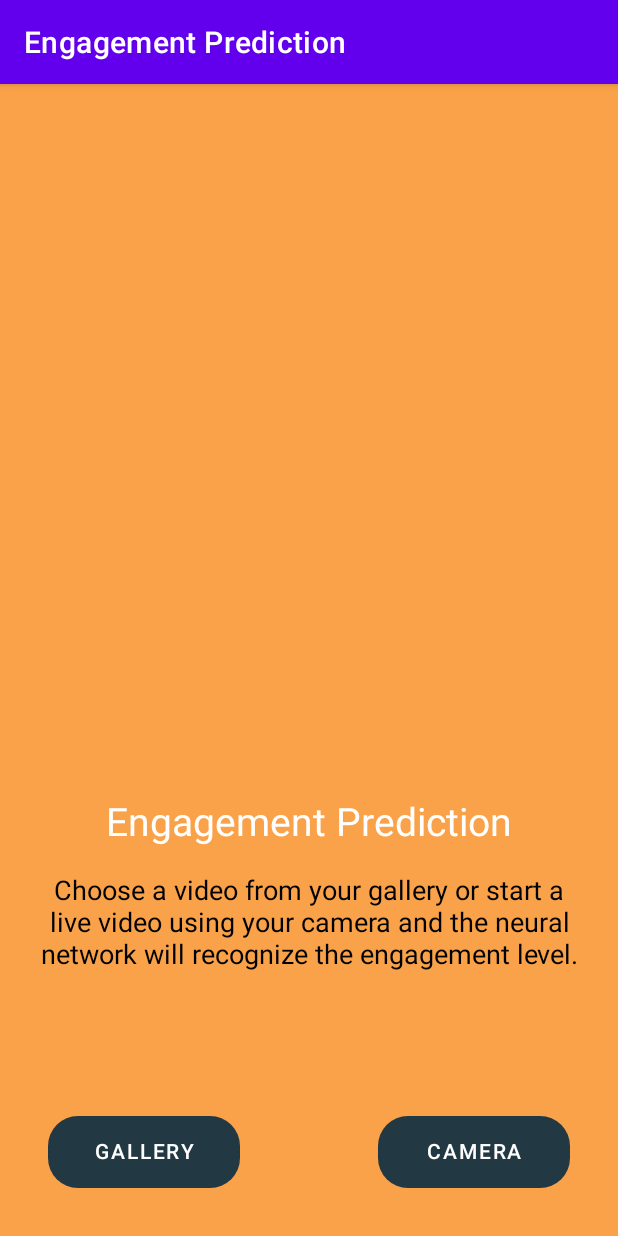
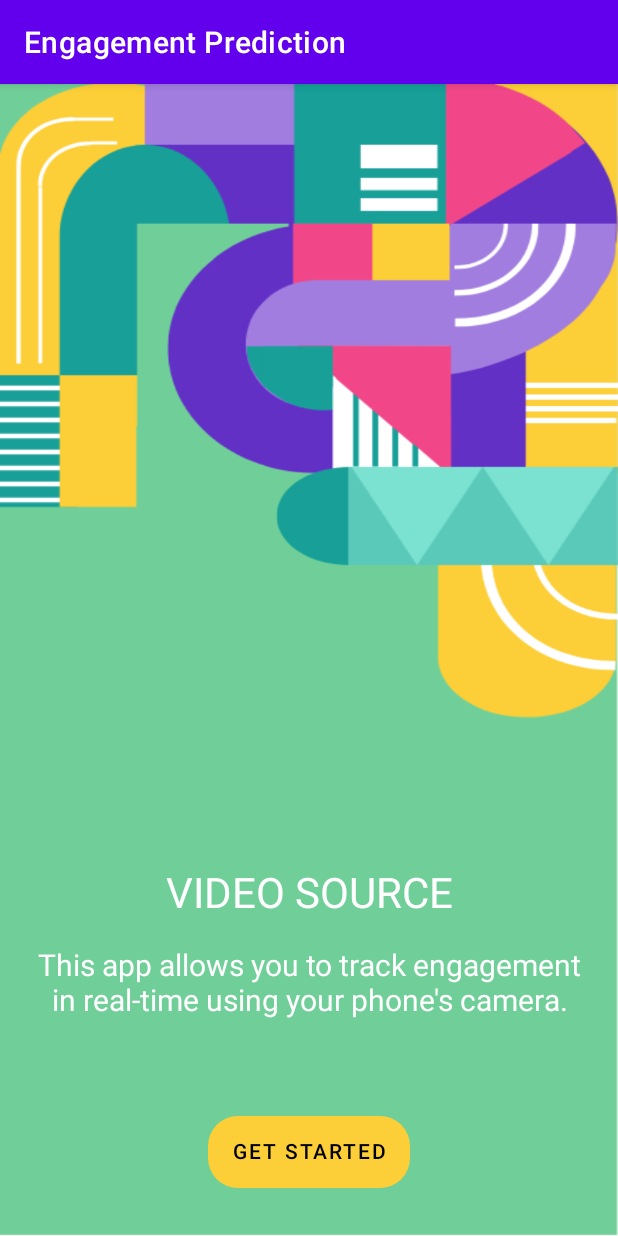
Before and after one commit to PolinaDemochkina/diploma_hse, an Android app: the screen it shows after launch (MainActivity before the commit, WelcomeActivity after it), on a phone screen of 412 x 824 dp. Run offline under Robolectric (Android 15) with nearby library versions, the phone set to English and light mode, and no system bars.

Commit message:
Updated UI

```diff
--- a/app/src/main/java/com/example/emotionrecognition/CameraActivity.kt
+++ b/app/src/main/java/com/example/emotionrecognition/CameraActivity.kt
@@ -46,7 +46,7 @@ class  CameraActivity : BaseModuleActivity() {
         return findViewById(R.id.object_detection_texture_view)
     }
 
-    @ExperimentalTime
+    @OptIn(kotlin.time.ExperimentalTime::class)
     override fun onCreate(savedInstanceState: Bundle?) {
         super.onCreate(savedInstanceState)
         setContentView(getContentViewLayoutId())
@@ -64,7 +64,7 @@ class  CameraActivity : BaseModuleActivity() {
         }
     }
 
-    @ExperimentalTime
+    @OptIn(kotlin.time.ExperimentalTime::class)
     override fun onRequestPermissionsResult(requestCode: Int, permissions: Array<out String>, grantResults: IntArray) {
         super.onRequestPermissionsResult(requestCode, permissions, grantResults)
         if (requestCode == REQUEST_CODE_CAMERA_PERMISSION) {
@@ -82,7 +82,7 @@ class  CameraActivity : BaseModuleActivity() {
         }
     }
 
-    @ExperimentalTime
+    @OptIn(kotlin.time.ExperimentalTime::class)
     @SuppressLint("RestrictedApi")
     fun setupCameraX() {
         val textureView = getCameraPreviewTextureView()
--- a/app/src/main/java/com/example/emotionrecognition/Constants.kt
+++ b/app/src/main/java/com/example/emotionrecognition/Constants.kt
@@ -7,4 +7,6 @@ object Constants {
     const val TARGET_FACE_SIZE = 224
     const val MODEL_INPUT_SIZE = 3 * TARGET_FACE_SIZE * TARGET_FACE_SIZE
     const val MIN_FACE_SIZE = 32
+    const val REQUEST_ACCESS_TYPE = 1
+    const val REQUEST_CODE_ASK_MULTIPLE_PERMISSIONS = 124
 }
--- a/app/src/main/java/com/example/emotionrecognition/GalleryActivity.kt
+++ b/app/src/main/java/com/example/emotionrecognition/GalleryActivity.kt
@@ -73,7 +73,7 @@ class GalleryActivity : Runnable, AppCompatActivity() {
         mThread?.start()
     }
 
-    @ExperimentalTime
+    @OptIn(kotlin.time.ExperimentalTime::class)
     @WorkerThread
     override fun run() {   // video recognition
         val mmr = MediaMetadataRetriever()
--- /dev/null
+++ b/app/src/main/java/com/example/emotionrecognition/WelcomeActivity.kt
@@ -0,0 +1,25 @@
+package com.example.emotionrecognition
+
+import android.content.Intent
+import android.content.pm.PackageManager
+import androidx.appcompat.app.AppCompatActivity
+import android.os.Bundle
+import android.util.Log
+import android.view.View
+import android.widget.Toast
+import androidx.core.app.ActivityCompat
+import androidx.core.content.ContextCompat
+import com.example.emotionrecognition.mtcnn.FaceDetector
+import java.util.HashMap
+
+class WelcomeActivity : AppCompatActivity() {
+    override fun onCreate(savedInstanceState: Bundle?) {
+        super.onCreate(savedInstanceState)
+        setContentView(R.layout.activity_welcome)
+    }
+
+    fun startMain(view: View) {
+        val intent = Intent(this@WelcomeActivity, MainActivity::class.java)
+        startActivity(intent)
+    }
+}
--- a/app/src/main/res/layout/activity_main.xml
+++ b/app/src/main/res/layout/activity_main.xml
@@ -11,6 +11,7 @@
         android:layout_width="match_parent"
         android:layout_height="match_parent"
         android:background="#FAA249"
+        android:foreground="@drawable/screen2_wallpaper"
         app:layout_constraintBottom_toBottomOf="parent"
         app:layout_constraintEnd_toEndOf="parent"
         app:layout_constraintHorizontal_bias="0.0"
@@ -30,8 +31,8 @@
         android:onClick="startGallery"
         android:paddingTop="2dp"
         android:text="@string/gallery"
-        android:textColor="#ffffff"
-        app:backgroundTint="#223843"
+        android:textColor="#000000"
+        app:backgroundTint="#fcce37"
         app:layout_constraintBottom_toBottomOf="parent"
         app:layout_constraintStart_toStartOf="parent" />
 
@@ -44,35 +45,37 @@
         android:onClick="startLive"
         android:paddingTop="2dp"
         android:text="@string/live"
-        android:textColor="#ffffff"
-        app:backgroundTint="#223843"
+        android:textColor="#000000"
+        app:backgroundTint="#fcce37"
         app:layout_constraintBottom_toBottomOf="@+id/Start"
         app:layout_constraintEnd_toEndOf="parent" />
 
     <TextView
-        android:id="@+id/Header"
+        android:id="@+id/header2"
         android:layout_width="wrap_content"
         android:layout_height="wrap_content"
         android:layout_marginBottom="16dp"
-        android:text="@string/emotion_recognition"
+        android:text="@string/screen2_title"
         android:textColor="#ffffff"
-        android:textSize="26sp"
-        app:layout_constraintBottom_toTopOf="@+id/Instruction"
+        android:textSize="28sp"
+        app:layout_constraintBottom_toTopOf="@+id/instruction2"
         app:layout_constraintEnd_toEndOf="parent"
         app:layout_constraintHorizontal_bias="0.5"
         app:layout_constraintStart_toStartOf="parent" />
 
     <TextView
-        android:id="@+id/Instruction"
+        android:id="@+id/instruction2"
         android:layout_width="0dp"
         android:layout_height="wrap_content"
         android:layout_marginStart="24dp"
         android:layout_marginEnd="24dp"
-        android:layout_marginBottom="96dp"
+        android:layout_marginBottom="64dp"
         android:gravity="center"
-        android:text="@string/instruction"
-        android:textColor="#000000"
-        android:textSize="18sp"
+        android:text="@string/instruction2"
+        android:textColor="#ffffff"
+        android:textColorHint="#ffffff"
+        android:textColorLink="#ffffff"
+        android:textSize="20sp"
         app:layout_constraintBottom_toTopOf="@+id/Start"
         app:layout_constraintEnd_toEndOf="parent"
         app:layout_constraintStart_toStartOf="parent" />
--- /dev/null
+++ b/app/src/main/res/layout/activity_welcome.xml
@@ -0,0 +1,70 @@
+<?xml version="1.0" encoding="utf-8"?>
+<androidx.constraintlayout.widget.ConstraintLayout xmlns:android="http://schemas.android.com/apk/res/android"
+    xmlns:app="http://schemas.android.com/apk/res-auto"
+    xmlns:tools="http://schemas.android.com/tools"
+    android:layout_width="match_parent"
+    android:layout_height="match_parent"
+    tools:context=".WelcomeActivity">
+
+    <Button
+        android:id="@+id/start2"
+        android:layout_width="wrap_content"
+        android:layout_height="48dp"
+        android:layout_marginBottom="32dp"
+        android:background="@drawable/button_style"
+        android:onClick="startMain"
+        android:paddingTop="2dp"
+        android:text="@string/get_started"
+        android:textColor="#000000"
+        app:backgroundTint="#fcce37"
+        app:layout_constraintBottom_toBottomOf="parent"
+        app:layout_constraintEnd_toEndOf="parent"
+        app:layout_constraintHorizontal_bias="0.5"
+        app:layout_constraintStart_toStartOf="parent" />
+
+    <ImageView
+        android:id="@+id/imageView2"
+        android:layout_width="match_parent"
+        android:layout_height="match_parent"
+        android:background="#FAA249"
+        android:foreground="@drawable/screen1_wallpaper"
+        app:layout_constraintBottom_toBottomOf="parent"
+        app:layout_constraintEnd_toEndOf="parent"
+        app:layout_constraintHorizontal_bias="1.0"
+        app:layout_constraintStart_toStartOf="parent"
+        app:layout_constraintTop_toTopOf="parent"
+        app:layout_constraintVertical_bias="0.0"
+        app:srcCompat="@drawable/button_style"
+        tools:ignore="ContentDescription" />
+
+    <TextView
+        android:id="@+id/instruction1"
+        android:layout_width="0dp"
+        android:layout_height="wrap_content"
+        android:layout_marginStart="24dp"
+        android:layout_marginEnd="24dp"
+        android:layout_marginBottom="64dp"
+        android:gravity="center"
+        android:text="@string/instruction"
+        android:textColor="#ffffff"
+        android:textColorHint="#ffffff"
+        android:textColorLink="#ffffff"
+        android:textSize="20sp"
+        app:layout_constraintBottom_toTopOf="@+id/start2"
+        app:layout_constraintEnd_toEndOf="parent"
+        app:layout_constraintHorizontal_bias="1.0"
+        app:layout_constraintStart_toStartOf="parent" />
+
+    <TextView
+        android:id="@+id/header"
+        android:layout_width="wrap_content"
+        android:layout_height="wrap_content"
+        android:layout_marginBottom="16dp"
+        android:text="@string/screen2_title"
+        android:textColor="#ffffff"
+        android:textSize="28sp"
+        app:layout_constraintBottom_toTopOf="@+id/instruction1"
+        app:layout_constraintEnd_toEndOf="parent"
+        app:layout_constraintHorizontal_bias="0.5"
+        app:layout_constraintStart_toStartOf="parent" />
+</androidx.constraintlayout.widget.ConstraintLayout>
--- a/app/src/main/res/values/strings.xml
+++ b/app/src/main/res/values/strings.xml
@@ -1,8 +1,11 @@
 <resources>
     <string name="app_name">Engagement Prediction</string>
-    <string name="gallery">Gallery</string>
-    <string name="live">Camera</string>
-    <string name="emotion_recognition">Engagement Prediction</string>
-    <string name="instruction">Choose a video from your gallery or start a live video using your camera and the neural network will recognize the engagement level.</string>
+    <string name="gallery">GALLERY</string>
+    <string name="live">CAMERA</string>
+    <string name="get_started">GET STARTED</string>
+    <string name="screen1_title">WELCOME!</string>
+    <string name="screen2_title">VIDEO SOURCE</string>
+    <string name="instruction">This app allows you to track engagement in real-time using your phone\'s camera.</string>
+    <string name="instruction2">Please select a video source to start engagement prediction.</string>
     <string name="back">Back</string>
 </resources>
--- a/build.gradle
+++ b/build.gradle
@@ -8,7 +8,7 @@ buildscript {
     }
     dependencies {
         classpath 'com.android.tools.build:gradle:4.2.1'
-        classpath "org.jetbrains.kotlin:kotlin-gradle-plugin:$kotlin_version"
+        classpath "org.jetbrains.kotlin:kotlin-gradle-plugin:1.6.10"
 
         // NOTE: Do not place your application dependencies here; they belong
         // in the individual module build.gradle files
```
Also changed, not shown: app/src/main/AndroidManifest.xml (+9 -9 lines), app/src/main/java/com/example/emotionrecognition/MainActivity.kt (+24 -27 lines), app/src/main/res/drawable/ic_logo.xml (deleted, +0 -4 lines), app/src/main/res/drawable/screen1_wallpaper.png (added), app/src/main/res/drawable/screen2_wallpaper.png (added).
